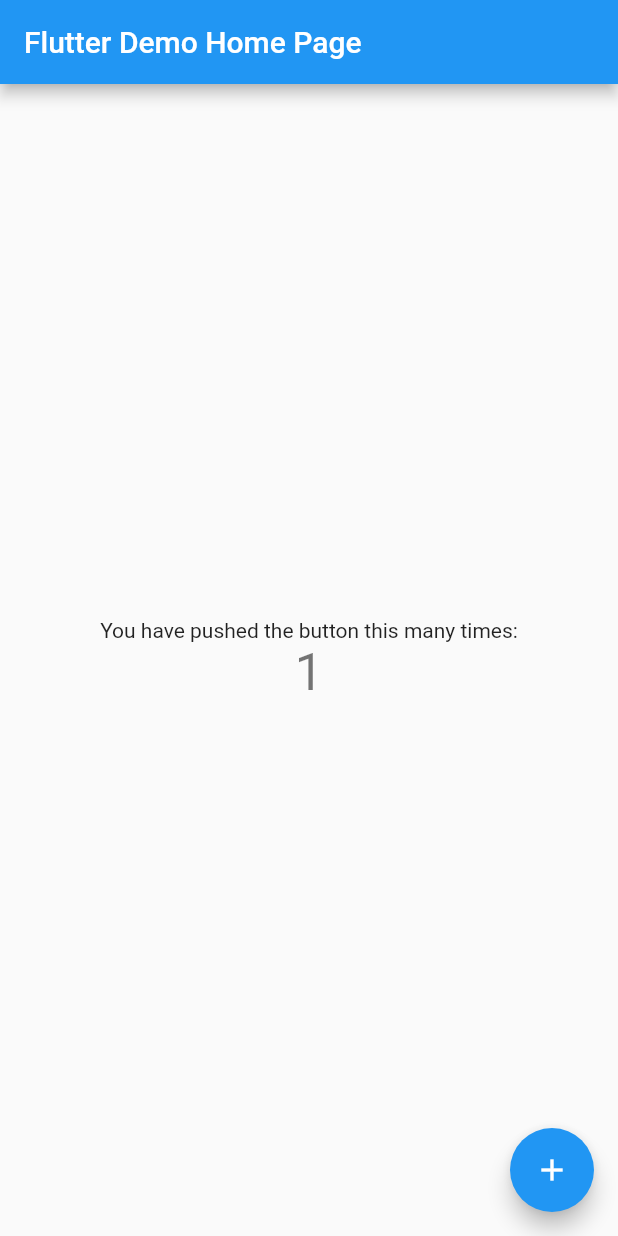
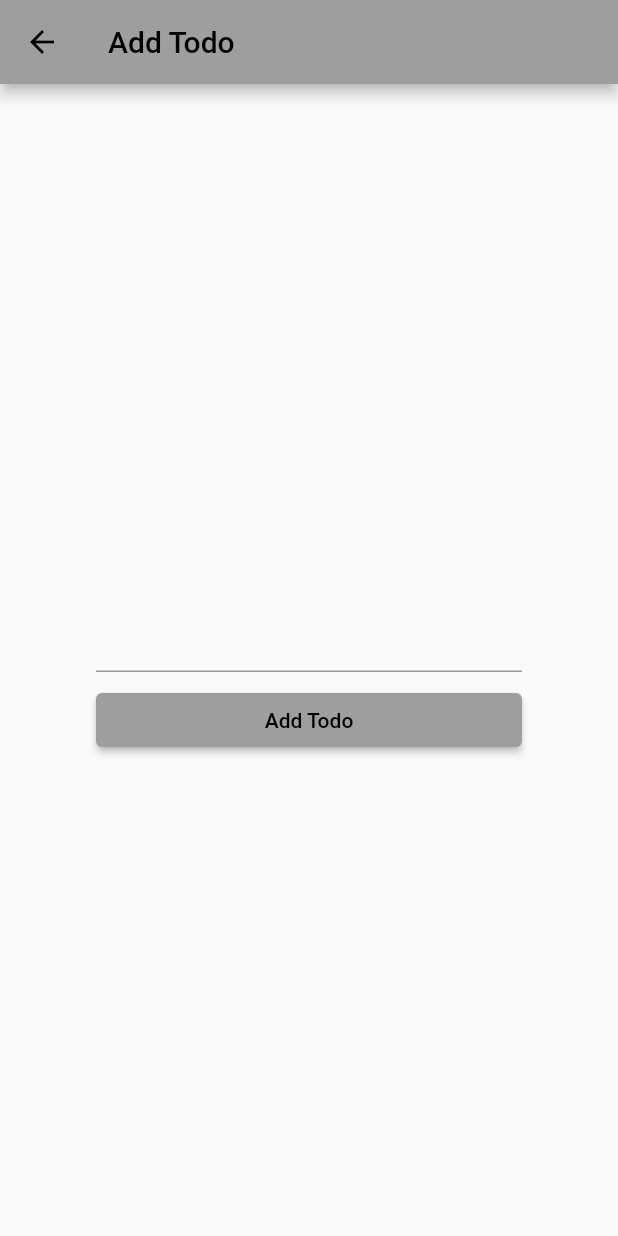
Before and after one commit to kenton116/todoapp, a Flutter app: the screen it shows after launch, after a tap on the "add" icon, on a phone screen of 412 x 824 dp. Run offline on Flutter 3.47's test engine with Material 2 defaults, Android fonts, the phone set to English and light mode, and no system bars.

Commit message:
todoapp作成

```diff
--- a/lib/main.dart
+++ b/lib/main.dart
@@ -1,115 +1,110 @@
 import 'package:flutter/material.dart';
 
 void main() {
-  runApp(const MyApp());
+  // 最初に表示するWidget
+  runApp(MyTodoApp());
 }
 
-class MyApp extends StatelessWidget {
-  const MyApp({super.key});
-
-  // This widget is the root of your application.
+class MyTodoApp extends StatelessWidget {
   @override
   Widget build(BuildContext context) {
     return MaterialApp(
-      title: 'Flutter Demo',
+      // アプリ名
+      title: 'My Todo App',
       theme: ThemeData(
-        // This is the theme of your application.
-        //
-        // Try running your application with "flutter run". You'll see the
-        // application has a blue toolbar. Then, without quitting the app, try
-        // changing the primarySwatch below to Colors.green and then invoke
-        // "hot reload" (press "r" in the console where you ran "flutter run",
-        // or simply save your changes to "hot reload" in a Flutter IDE).
-        // Notice that the counter didn't reset back to zero; the application
-        // is not restarted.
-        primarySwatch: Colors.blue,
+        // テーマカラー
+        primarySwatch: Colors.grey,
       ),
-      home: const MyHomePage(title: 'Flutter Demo Home Page'),
+      // リスト一覧画面を表示
+      home: TodoListPage(),
     );
   }
 }
 
-class MyHomePage extends StatefulWidget {
-  const MyHomePage({super.key, required this.title});
-
-  // This widget is the home page of your application. It is stateful, meaning
-  // that it has a State object (defined below) that contains fields that affect
-  // how it looks.
-
-  // This class is the configuration for the state. It holds the values (in this
-  // case the title) provided by the parent (in this case the App widget) and
-  // used by the build method of the State. Fields in a Widget subclass are
-  // always marked "final".
-
-  final String title;
-
+class TodoListPage extends StatefulWidget {
   @override
-  State<MyHomePage> createState() => _MyHomePageState();
+  _TodoListPageState createState() => _TodoListPageState();
 }
 
-class _MyHomePageState extends State<MyHomePage> {
-  int _counter = 0;
-
-  void _incrementCounter() {
-    setState(() {
-      // This call to setState tells the Flutter framework that something has
-      // changed in this State, which causes it to rerun the build method below
-      // so that the display can reflect the updated values. If we changed
-      // _counter without calling setState(), then the build method would not be
-      // called again, and so nothing would appear to happen.
-      _counter++;
-    });
-  }
+class _TodoListPageState extends State<TodoListPage> {
+  List<String> todoList = [];
 
   @override
   Widget build(BuildContext context) {
-    // This method is rerun every time setState is called, for instance as done
-    // by the _incrementCounter method above.
-    //
-    // The Flutter framework has been optimized to make rerunning build methods
-    // fast, so that you can just rebuild anything that needs updating rather
-    // than having to individually change instances of widgets.
     return Scaffold(
       appBar: AppBar(
-        // Here we take the value from the MyHomePage object that was created by
-        // the App.build method, and use it to set our appbar title.
-        title: Text(widget.title),
+        title: Text('Todo'),
       ),
-      body: Center(
-        // Center is a layout widget. It takes a single child and positions it
-        // in the middle of the parent.
+      body: ListView.builder(
+        itemCount: todoList.length,
+        itemBuilder: (context, index) {
+          return Card(
+            child: ListTile(
+              title: Text(todoList[index]),
+            ),
+          );
+        },
+      ),
+      floatingActionButton: FloatingActionButton(
+        onPressed: () async {
+          final newListText = await Navigator.of(context).push(
+            MaterialPageRoute(builder: (context) {
+              return TodoAddPage();
+            }),
+          );
+          if (newListText != null) {
+            setState(() {
+              todoList.add(newListText);
+            });
+          }
+        },
+        child: Icon(Icons.add),
+      ),
+    );
+  }
+}
+
+class TodoAddPage extends StatefulWidget {
+  @override
+  _TodoAddPageState createState() => _TodoAddPageState();
+}
+
+class _TodoAddPageState extends State<TodoAddPage> {
+  String _text = '';
+
+  @override
+  Widget build(BuildContext context) {
+    return Scaffold(
+      appBar: AppBar(
+        title: Text('Add Todo'),
+      ),
+      body: Container(
+        padding: EdgeInsets.all(64),
         child: Column(
-          // Column is also a layout widget. It takes a list of children and
-          // arranges them vertically. By default, it sizes itself to fit its
-          // children horizontally, and tries to be as tall as its parent.
-          //
-          // Invoke "debug painting" (press "p" in the console, choose the
-          // "Toggle Debug Paint" action from the Flutter Inspector in Android
-          // Studio, or the "Toggle Debug Paint" command in Visual Studio Code)
-          // to see the wireframe for each widget.
-          //
-          // Column has various properties to control how it sizes itself and
-          // how it positions its children. Here we use mainAxisAlignment to
-          // center the children vertically; the main axis here is the vertical
-          // axis because Columns are vertical (the cross axis would be
-          // horizontal).
           mainAxisAlignment: MainAxisAlignment.center,
           children: <Widget>[
-            const Text(
-              'You have pushed the button this many times:',
+            Text(_text),
+            const SizedBox(height: 8),
+            TextField(
+              onChanged: (String value) {
+                setState(() {
+                  _text = value;
+                });
+              },
             ),
-            Text(
-              '$_counter',
-              style: Theme.of(context).textTheme.headline4,
-            ),
+            const SizedBox(height: 8),
+            Container(
+              width: double.infinity,
+              child: ElevatedButton(
+                onPressed: () {
+                  Navigator.of(context).pop(_text);
+                },
+                child: Text('Add Todo'),
+              ),
+            )
           ],
         ),
       ),
-      floatingActionButton: FloatingActionButton(
-        onPressed: _incrementCounter,
-        tooltip: 'Increment',
-        child: const Icon(Icons.add),
-      ), // This trailing comma makes auto-formatting nicer for build methods.
     );
   }
 }
```
Also changed, not shown: pubspec.yaml (line endings or trailing spaces), 1 other file.
